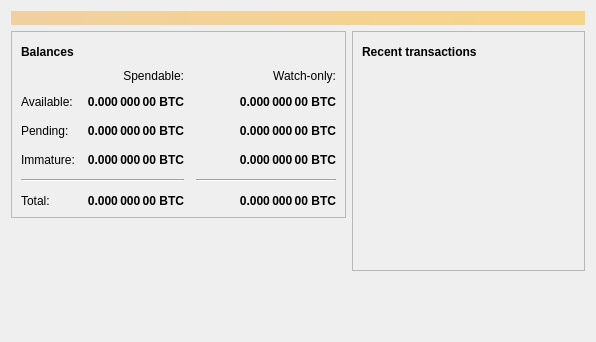
First picture: the form in src/qt/forms/overviewpage.ui, repository notestrand/tt, before the edit.
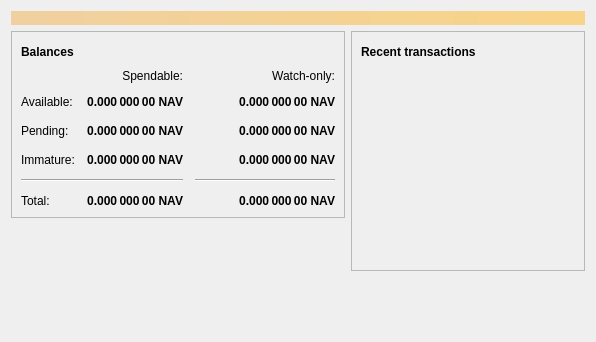
Second picture: the form after the edit. Icons and pictures are not drawn.

Patch:
```diff
--- a/src/qt/forms/overviewpage.ui
+++ b/src/qt/forms/overviewpage.ui
@@ -126,7 +126,7 @@
                <string>Unconfirmed transactions to watch-only addresses</string>
               </property>
               <property name="text">
-               <string notr="true">0.000 000 00 BTC</string>
+               <string notr="true">0.000 000 00 NAV</string>
               </property>
               <property name="alignment">
                <set>Qt::AlignRight|Qt::AlignTrailing|Qt::AlignVCenter</set>
@@ -151,7 +151,7 @@
                <string>Total of transactions that have yet to be confirmed, and do not yet count toward the spendable balance</string>
               </property>
               <property name="text">
-               <string notr="true">0.000 000 00 BTC</string>
+               <string notr="true">0.000 000 00 NAV</string>
               </property>
               <property name="alignment">
                <set>Qt::AlignRight|Qt::AlignTrailing|Qt::AlignVCenter</set>
@@ -176,7 +176,7 @@
                <string>Mined balance in watch-only addresses that has not yet matured</string>
               </property>
               <property name="text">
-               <string notr="true">0.000 000 00 BTC</string>
+               <string notr="true">0.000 000 00 NAV</string>
               </property>
               <property name="alignment">
                <set>Qt::AlignRight|Qt::AlignTrailing|Qt::AlignVCenter</set>
@@ -234,7 +234,7 @@
                <string>Mined balance that has not yet matured</string>
               </property>
               <property name="text">
-               <string notr="true">0.000 000 00 BTC</string>
+               <string notr="true">0.000 000 00 NAV</string>
               </property>
               <property name="alignment">
                <set>Qt::AlignRight|Qt::AlignTrailing|Qt::AlignVCenter</set>
@@ -279,7 +279,7 @@
                <string>Your current total balance</string>
               </property>
               <property name="text">
-               <string notr="true">0.000 000 00 BTC</string>
+               <string notr="true">0.000 000 00 NAV</string>
               </property>
               <property name="alignment">
                <set>Qt::AlignRight|Qt::AlignTrailing|Qt::AlignVCenter</set>
@@ -304,7 +304,7 @@
                <string>Current total balance in watch-only addresses</string>
               </property>
               <property name="text">
-               <string notr="true">0.000 000 00 BTC</string>
+               <string notr="true">0.000 000 00 NAV</string>
               </property>
               <property name="alignment">
                <set>Qt::AlignRight|Qt::AlignTrailing|Qt::AlignVCenter</set>
@@ -346,7 +346,7 @@
                <string>Your current spendable balance</string>
               </property>
               <property name="text">
-               <string notr="true">0.000 000 00 BTC</string>
+               <string notr="true">0.000 000 00 NAV</string>
               </property>
               <property name="alignment">
                <set>Qt::AlignRight|Qt::AlignTrailing|Qt::AlignVCenter</set>
@@ -371,7 +371,7 @@
                <string>Your current balance in watch-only addresses</string>
               </property>
               <property name="text">
-               <string notr="true">0.000 000 00 BTC</string>
+               <string notr="true">0.000 000 00 NAV</string>
               </property>
               <property name="alignment">
                <set>Qt::AlignRight|Qt::AlignTrailing|Qt::AlignVCenter</set>
```
Left out of the diff: 8 changed lines with no effect on the pictures.
